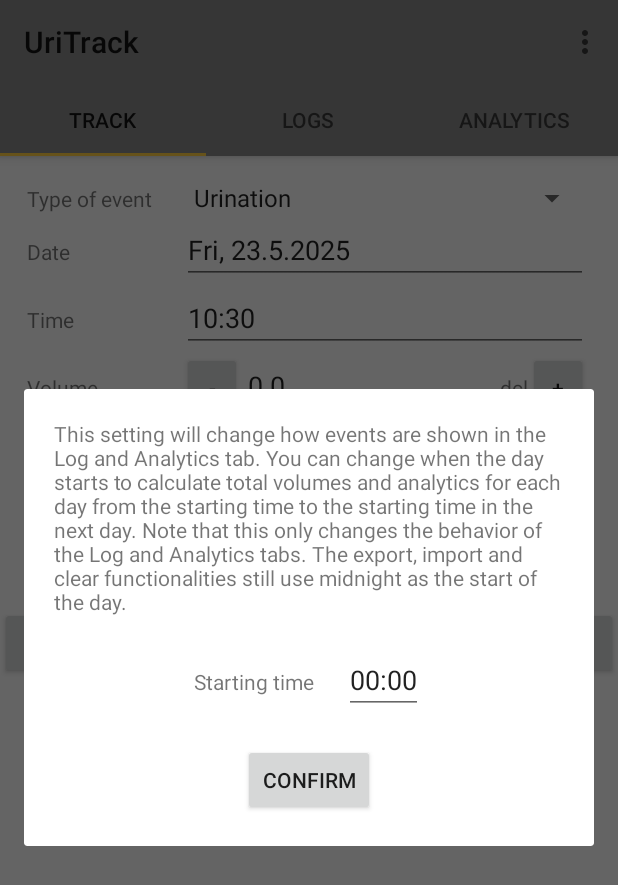
After one commit to kocurvik/UriTrack, an Android app: the fragment DayStartDialog placed in its activity, on a phone screen of 412 x 824 dp. The commit adds this screen. Shown: the top 885 px of the screen. Run offline under Robolectric (Android 15) with nearby library versions, the phone set to English and light mode, and no system bars.

Commit message:
add day start

```diff
--- /dev/null
+++ b/app/src/main/java/com/kocur/tabapp/DayStartDialog.java
@@ -0,0 +1,80 @@
+package com.kocur.tabapp;
+
+import android.os.Bundle;
+import androidx.fragment.app.DialogFragment;
+import android.view.Gravity;
+import android.view.LayoutInflater;
+import android.view.View;
+import android.view.ViewGroup;
+import android.widget.Button;
+import android.widget.Toast;
+
+import java.util.Date;
+
+/**
+ * Created by kocur on 10/12/2017.
+ */
+
+public class DayStartDialog extends DialogFragment implements View.OnClickListener {
+    private TimeEditText startTime;
+    private Button changeButton;
+
+
+    private MainActivity activity;
+
+    public DayStartDialog() {
+        // Empty constructor is required for DialogFragment
+        // Make sure not to add arguments to the constructor
+        // Use `newInstance` instead as shown below
+    }
+
+    public void showTimePickerDialog(TimeEditText timeText){
+        TimePickerFragment newFragment = new TimePickerFragment();
+        newFragment.show(getFragmentManager(), "timePicker");
+        newFragment.setEditText(timeText);
+    }
+
+    public void onClick(View v) {
+        switch(v.getId()){
+            case R.id.confirmButton: {
+                change();
+                break;
+            }
+            case R.id.startTime:{
+                showTimePickerDialog(startTime);
+                break;
+            }
+        }
+    }
+
+    @Override
+    public View onCreateView(LayoutInflater inflater, ViewGroup container,
+                             Bundle savedInstanceState) {
+        View rootView = inflater.inflate(R.layout.dialog_daystart, container);
+
+        this.startTime = (TimeEditText) rootView.findViewById(R.id.startTime);
+        startTime.setOnClickListener(this);
+        startTime.setTime(MainActivity.getDayStartDate());
+
+
+        this.changeButton = (Button) rootView.findViewById(R.id.confirmButton);
+        changeButton.setOnClickListener(this);
+
+        return rootView;
+    }
+
+    private void change(){
+        Date time = this.startTime.getTime();
+        int minutes = time.getHours() * 60 + time.getMinutes();
+        activity.setDayStartMinutes(minutes);
+
+        Toast toast = Toast.makeText(getContext(), "Changed start of the day to " + MainActivity.getTimeFormat().format(time), Toast.LENGTH_SHORT);
+        toast.setGravity(Gravity.CENTER, 0, 0);
+        toast.show();
+        dismiss();
+    }
+
+    public void setActivity(MainActivity activity) {
+        this.activity = activity;
+    }
+}
--- a/app/src/main/java/com/kocur/tabapp/MainActivity.java
+++ b/app/src/main/java/com/kocur/tabapp/MainActivity.java
@@ -33,10 +33,13 @@ public class MainActivity extends AppCompatActivity {
      */
     private ViewPager mViewPager;
     private static String volumeString, dateFormatString, timeFormatString;
+    private static int dayStartMinutes;
 
     public static String getVolumeString(){
         return volumeString;
     }
+
+    public static int getDayStartMinutes() {return dayStartMinutes;}
 
     public static SimpleDateFormat getDefaultDateFormat() {return new SimpleDateFormat("dd/MM/yyyy", Locale.US);}
 
@@ -45,6 +48,14 @@ public class MainActivity extends AppCompatActivity {
     public static SimpleDateFormat getDateFormat() { return new SimpleDateFormat(getDateFormatString(), Locale.US);}
 
     public static SimpleDateFormat getTimeFormat() { return new SimpleDateFormat(getTimeFormatString(), Locale.US);}
+
+    public static String getDayStartString() {
+        return getTimeFormat().format(getDayStartDate());
+    }
+
+    public static Date getDayStartDate(){
+        return new Date(1970, 1, 1, getDayStartMinutes() / 60 , getDayStartMinutes() % 60);
+    }
 
     public void setVolumeString(String newUnit){
         SharedPreferences myPrefs = getSharedPreferences("pref", getApplicationContext().MODE_PRIVATE);
@@ -58,6 +69,20 @@ public class MainActivity extends AppCompatActivity {
     private void checkVolumeUnit(){
         SharedPreferences myPrefs = getSharedPreferences("pref", Context.MODE_PRIVATE);
         volumeString = myPrefs.getString("VolumeUnit", "dcl");
+    }
+
+    public void setDayStartMinutes(int newDayStartMinutes){
+        SharedPreferences myPrefs = getSharedPreferences("pref", getApplicationContext().MODE_PRIVATE);
+        SharedPreferences.Editor editor = myPrefs.edit();
+        editor.putString("dayStartMinutes", String.valueOf(newDayStartMinutes));
+        editor.apply();
+        dayStartMinutes = newDayStartMinutes;
+        notifyFragments();
+    }
+
+    private void checkDayStartMinutes(){
+        SharedPreferences myPrefs = getSharedPreferences("pref", Context.MODE_PRIVATE);
+        dayStartMinutes = Integer.parseInt(myPrefs.getString("dayStartMinutes", "0"));
     }
 
     public static String getDateFormatString() {return dateFormatString;}
@@ -88,6 +113,7 @@ public class MainActivity extends AppCompatActivity {
     protected void onCreate(Bundle savedInstanceState) {
         super.onCreate(savedInstanceState);
         checkVolumeUnit();
+        checkDayStartMinutes();
         checkDateTimeFormatString();
 
         setContentView(R.layout.activity_main);
@@ -195,6 +221,13 @@ public class MainActivity extends AppCompatActivity {
         if (id == R.id.help) {
             HelpDialog textDialog = new HelpDialog();
             textDialog.show(getSupportFragmentManager(),"aboutDialog");
+            return true;
+        }
+
+        if (id == R.id.daystart){
+            DayStartDialog dayStartDialog = new DayStartDialog();
+            dayStartDialog.show(getSupportFragmentManager(), "dayStartDialog");
+            dayStartDialog.setActivity(this);
             return true;
         }
 
--- a/app/src/main/java/com/kocur/tabapp/TabLog.java
+++ b/app/src/main/java/com/kocur/tabapp/TabLog.java
@@ -33,6 +33,14 @@ public class TabLog extends Fragment implements View.OnClickListener, AdapterVie
     private ListView logView;
     private ImageView toggleUrinationPic, toggleIntakePic, toggleLeakPic, toggleUrgePic, toggleCatheterPic, toggleNotePic;
     private TextView ioTextView;
+
+    public Date nextDay(){
+        Date current_date = dateText.getDate();
+        Calendar c = Calendar.getInstance();
+        c.setTime(current_date);
+        c.add(Calendar.DATE, 1);
+        return c.getTime();
+    }
 
     @Override
     public View onCreateView(LayoutInflater inflater, ViewGroup container,
@@ -86,7 +94,7 @@ public class TabLog extends Fragment implements View.OnClickListener, AdapterVie
      * @param date Date that has been updated elsewhere
      */
     public void populate(String date) {
-        if (MainActivity.getDefaultDateFormat().format(dateText.getDate()).equals(date) || date.equals("")){
+        if (MainActivity.getDefaultDateFormat().format(dateText.getDate()).equals(date) || date.equals("") || MainActivity.getDefaultDateFormat().format(nextDay()).equals(date)){
             populate();
         }
     }
@@ -95,30 +103,53 @@ public class TabLog extends Fragment implements View.OnClickListener, AdapterVie
      * Refresh listview
      */
     public void populate() {
-        CSVManager manager = new CSVManager(dateText.getDate(),getContext());
+        CSVManager manager_1 = new CSVManager(dateText.getDate(),getContext());
+        CSVManager manager_2 = new CSVManager(nextDay(), getContext());
         //ArrayList<String> stringList = new ArrayList<String>();
         try {
-            ArrayList<UriEvent> list = manager.getList();
-            Collections.sort(list, new Comparator<UriEvent>() {
+            ArrayList<UriEvent> list_1 = manager_1.getList();
+            Collections.sort(list_1, new Comparator<UriEvent>() {
                 public int compare(UriEvent e1, UriEvent e2) {
                     if (e1.getMins() > e2.getMins()) return 1;
                     if (e1.getMins() < e2.getMins()) return -1;
                     return 0;
                 }});
-            manager.writeList(list);
-            //Log.d("I","list loaded");
-            LogAdapter adapter = new LogAdapter(getContext(), list,this,manager);
+            manager_1.writeList(list_1);
+
+            ArrayList<UriEvent> list_2 = manager_2.getList();
+            Collections.sort(list_2, new Comparator<UriEvent>() {
+                public int compare(UriEvent e1, UriEvent e2) {
+                    if (e1.getMins() > e2.getMins()) return 1;
+                    if (e1.getMins() < e2.getMins()) return -1;
+                    return 0;
+                }});
+            manager_2.writeList(list_2);
+
+            //Log.d("I","list_1 loaded");
+            LogAdapter adapter = new LogAdapter(getContext(), this, list_1, manager_1, list_2, manager_2);
             adapter.setup(toggleUrinationPic, toggleIntakePic, toggleLeakPic, toggleUrgePic, toggleCatheterPic, toggleNotePic);
             logView.setAdapter(adapter);
             float intake = 0;
             float output = 0;
-            for(UriEvent event: list){
+            for(UriEvent event: list_1){
+                if (event.getMins() < MainActivity.getDayStartMinutes()){
+                    continue;
+                }
                 if (event.getType().equals("Urination") || event.getType().equals("Leak") || event.getType().equals("Catheter"))
                     output += event.getVolume();
                 if (event.getType().equals("Fluid Intake"))
                     intake += event.getVolume();
             }
-            ioTextView.setText(String.format(Locale.US,"Intake: %.02f " + MainActivity.getVolumeString() + ", Voided: %.02f " + MainActivity.getVolumeString(), intake, output));
+            for(UriEvent event: list_2){
+                if (event.getMins() >= MainActivity.getDayStartMinutes()){
+                    continue;
+                }
+                if (event.getType().equals("Urination") || event.getType().equals("Leak") || event.getType().equals("Catheter"))
+                    output += event.getVolume();
+                if (event.getType().equals("Fluid Intake"))
+                    intake += event.getVolume();
+            }
+            ioTextView.setText(String.format(Locale.US,"Intake: %.02f " + MainActivity.getVolumeString() + ", Voided: %.02f " + MainActivity.getVolumeString() + "\nDay Starts at: " + MainActivity.getDayStartString() , intake, output));
 
         } catch (Exception e) {
             errorMsg(e);
@@ -260,10 +291,11 @@ public class TabLog extends Fragment implements View.OnClickListener, AdapterVie
      * @throws IOException
      */
     public void change(int position, Date date, UriEvent event) throws IOException {
-        if (!this.dateText.getDate().equals(date)){
+        if (!this.dateText.getDate().equals(date) && !nextDay().equals(date)){
             ((LogAdapter) this.logView.getAdapter()).remove(position);
-            ((MainActivity) getActivity()).notifyChange(this.dateText.getText().toString(),true);
-            this.dateText.setDate(date);
+            ((MainActivity) getActivity()).notifyChange(this.dateText.getDate(),true);
+            ((MainActivity) getActivity()).notifyChange(nextDay().toString(),true);
+            //this.dateText.setDate(date);
             CSVManager manager = new CSVManager(date, getContext());
             manager.add(event);
             ArrayList<UriEvent> list = manager.getList();
@@ -274,13 +306,14 @@ public class TabLog extends Fragment implements View.OnClickListener, AdapterVie
                     return 0;
                 }});
             manager.writeList(list);
-            LogAdapter adapter = new LogAdapter(getContext(), list,this,manager);
-            adapter.setup(toggleUrinationPic, toggleIntakePic, toggleLeakPic, toggleUrgePic, toggleCatheterPic, toggleNotePic);
-            logView.setAdapter(adapter);
+//            LogAdapter adapter = new LogAdapter(getContext(), this, list, manager, , );
+//            adapter.setup(toggleUrinationPic, toggleIntakePic, toggleLeakPic, toggleUrgePic, toggleCatheterPic, toggleNotePic);
+//            logView.setAdapter(adapter);
             ((MainActivity) getActivity()).notifyChange(date,true);
         } else {
             ((LogAdapter) logView.getAdapter()).change(position,event);
             ((MainActivity) getActivity()).notifyChange(date,true);
+            ((MainActivity) getActivity()).notifyChange(nextDay(),true);
         }
     }
 
--- a/app/src/main/java/com/kocur/tabapp/UriEvent.java
+++ b/app/src/main/java/com/kocur/tabapp/UriEvent.java
@@ -147,7 +147,7 @@ class UriEvent {
         } catch (ParseException e) {
             e.printStackTrace();
         }
-        return date.getTime();
+        return date.getHours() * 60 + date.getMinutes();
     }
 
     public int getTypeInt() {
--- /dev/null
+++ b/app/src/main/res/layout/dialog_daystart.xml
@@ -0,0 +1,87 @@
+<!-- fragment_edit_name.xml -->
+<ScrollView xmlns:android="http://schemas.android.com/apk/res/android"
+    xmlns:tools="http://schemas.android.com/tools"
+    android:layout_width="match_parent"
+    android:layout_height="match_parent" >
+    <android.widget.RelativeLayout xmlns:android="http://schemas.android.com/apk/res/android"
+        xmlns:app="http://schemas.android.com/apk/res-auto"
+        xmlns:tools="http://schemas.android.com/tools"
+        android:layout_width="match_parent"
+        android:layout_height="match_parent"
+        android:paddingTop="20dp"
+        android:paddingBottom="20dp"
+        android:paddingLeft="20dp"
+        android:paddingRight="20dp">
+
+
+        <LinearLayout
+            android:layout_width="wrap_content"
+            android:layout_height="wrap_content"
+            android:orientation="horizontal"
+            android:id="@+id/linearLayout4"
+            android:layout_below="@+id/space9"
+            android:layout_centerHorizontal="true">
+
+            <TextView
+                android:id="@+id/textView7"
+                android:layout_width="wrap_content"
+                android:layout_height="wrap_content"
+                android:text="Starting time" />
+
+            <Space
+                android:layout_width="20dp"
+                android:layout_weight="1"
+                android:layout_height="wrap_content" />
+
+            <com.kocur.tabapp.TimeEditText
+                android:id="@+id/startTime"
+                android:layout_width="wrap_content"
+                android:layout_height="wrap_content"
+                android:focusable="false"
+                android:inputType="date"
+                tools:editable="false" />
+
+        </LinearLayout>
+
+                <Button
+            android:id="@+id/confirmButton"
+            android:layout_width="wrap_content"
+            android:layout_height="wrap_content"
+            android:layout_below="@+id/space10"
+            android:layout_centerHorizontal="true"
+            android:text="Confirm" />
+
+        <Space
+            android:id="@+id/space15"
+            android:layout_width="20dp"
+            android:layout_height="20dp"
+            android:layout_below="@+id/linearLayout5"
+            android:layout_centerHorizontal="true" />
+
+        <TextView
+            android:id="@+id/dialogInfo"
+            android:layout_width="wrap_content"
+            android:layout_height="wrap_content"
+            android:layout_alignParentTop="true"
+            android:layout_centerHorizontal="true"
+            android:text="This setting will change how events are shown in the Log and Analytics tab. You can change when the day starts to calculate total volumes and analytics for each day from the starting time to the starting time in the next day. Note that this only changes the behavior of the Log and Analytics tabs. The export, import and clear functionalities still use midnight as the start of the day." />
+
+        <Space
+            android:layout_width="20dp"
+            android:layout_height="20dp"
+            android:layout_weight="1"
+            android:id="@+id/space9"
+            android:layout_below="@+id/dialogInfo"
+            android:layout_alignLeft="@+id/space15"
+            android:layout_alignStart="@+id/space15" />
+
+        <Space
+            android:layout_width="20dp"
+            android:layout_height="20dp"
+            android:layout_below="@+id/linearLayout4"
+            android:layout_alignLeft="@+id/space15"
+            android:layout_alignStart="@+id/space15"
+            android:id="@+id/space10" />
+
+    </android.widget.RelativeLayout>
+</ScrollView>
--- a/app/src/main/res/layout/fragment_log.xml
+++ b/app/src/main/res/layout/fragment_log.xml
@@ -157,9 +157,10 @@
         android:id="@+id/ioTextView"
         android:layout_width="wrap_content"
         android:layout_height="wrap_content"
-        android:text="TextView"
         android:layout_alignParentBottom="true"
-        android:layout_centerHorizontal="true" />
+        android:layout_centerHorizontal="true"
+        android:gravity="center_horizontal"
+        android:text="TextView" />
 
     <Space
         android:id="@+id/space9"
--- a/app/src/main/res/menu/menu_main.xml
+++ b/app/src/main/res/menu/menu_main.xml
@@ -6,6 +6,11 @@
         android:id="@+id/changedatetimeformat"
         android:orderInCategory="100"
         android:title="Date and Time Formats"
+        app:showAsAction="never" />
+    <item
+        android:id="@+id/daystart"
+        android:orderInCategory="100"
+        android:title="Set Start of Day Time"
         app:showAsAction="never" />
     <item
         android:id="@+id/changeunit"
```
Also changed, not shown: app/src/main/java/com/kocur/tabapp/DateManager.java (+7 -0 lines), app/src/main/java/com/kocur/tabapp/LogAdapter.java (+103 -23 lines), app/src/main/java/com/kocur/tabapp/TabAnalytics.java (+41 -6 lines).
